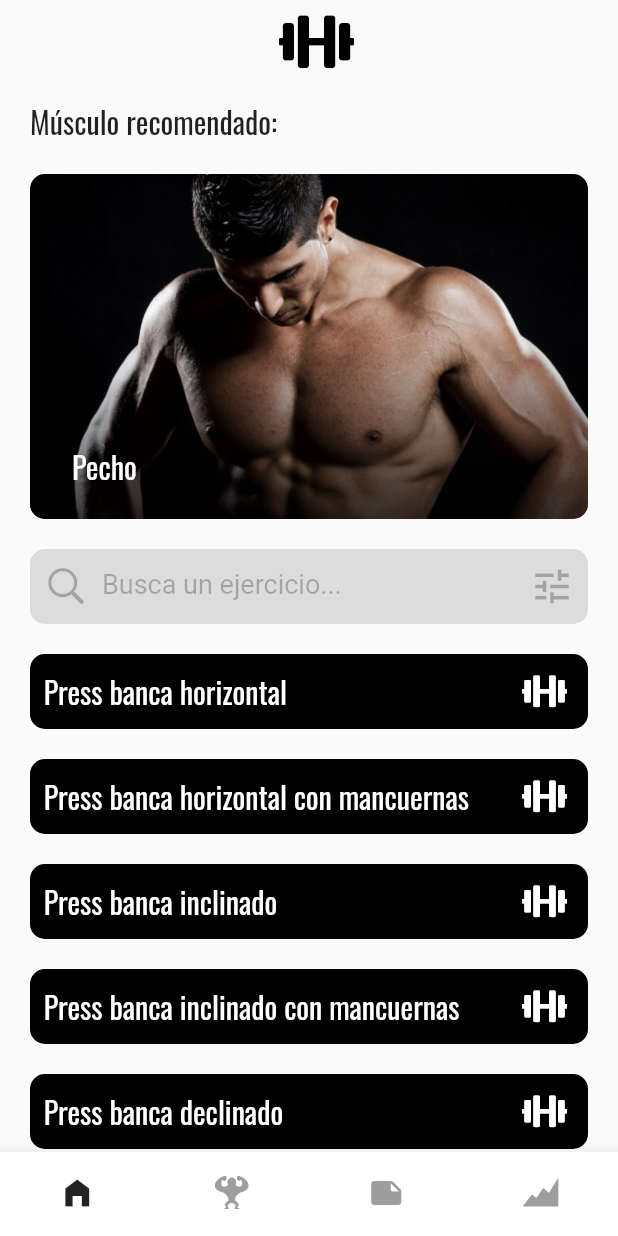
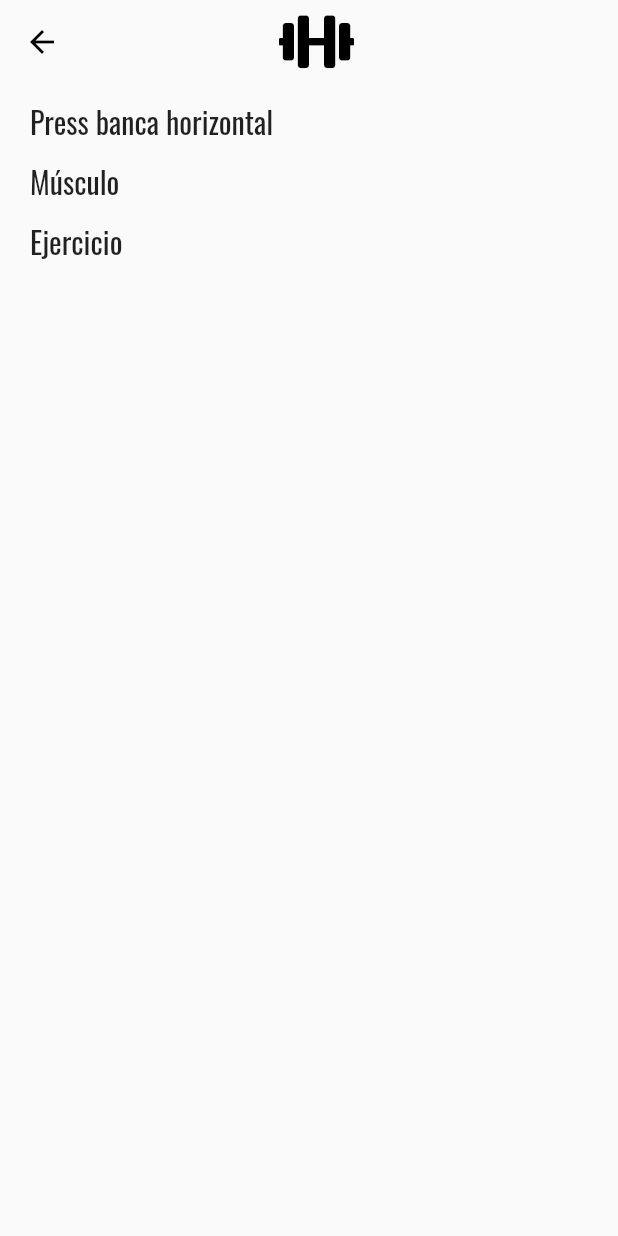
Before and after one commit to luismdelpozo/g_notes, a Flutter app: the screen it shows after launch, after a tap on "Press banca horizontal", on a phone screen of 412 x 824 dp. Run offline on Flutter 3.47's test engine with Material 2 defaults, Android fonts, the phone set to English and light mode, and no system bars; our stand-ins replace google_fonts.

Commit message:
Finalizado correctamente los fltros y comienzo de la pag notas

```diff
--- a/lib/calendario.dart
+++ /dev/null
@@ -1,12 +0,0 @@
-import 'package:flutter/cupertino.dart';
-import 'package:flutter/material.dart';
-
-class Calendario extends StatelessWidget {
-
-  @override
-  Widget build(BuildContext context) {
-    return Container(
-
-    );
-  }
-}
--- a/lib/inicio.dart
+++ b/lib/inicio.dart
@@ -1,6 +1,7 @@
 import 'package:flutter/cupertino.dart';
 import 'package:flutter/material.dart';
 import 'package:g_notes/models/ejercicios.dart';
+import 'package:g_notes/notas.dart';
 import 'listar_ejercicios.dart';
 import 'models/musculos.dart';
 import 'models/utils.dart';
@@ -21,14 +22,15 @@ class _Inicio extends State<Inicio> {
   int _selected_musculo = 0;
   List<Musculos> musculos = Utils.getMusculos();
 
-  List<Ejercicios> ejercicios = Utils.getEjercicios();
-  List<Ejercicios> ejercicios_completos = Utils.getEjercicios();
+  List<Ejercicios> ejercicios = Utils.getEjercicios("");
+  List<Ejercicios> ejercicios_completos = Utils.getEjercicios("");
 
   final Style_letra = const TextStyle(fontSize: 20);
   final Style_letra_small = const TextStyle(fontSize: 10);
 
   Radius get radius => new Radius.circular(10);
   String musculo_selected = '';
+  String ejercicio_selected = '';
 
   final TextEditingController myController = TextEditingController();
 
@@ -124,7 +126,9 @@ class _Inicio extends State<Inicio> {
                 ),
                 onTap: (){
                   musculo_selected = musculos[_selected_musculo].name;
-                  Navigator.push(context, MaterialPageRoute(builder: (context) => ListarEjercicios(title: '', musculo_selected: musculo_selected)));
+                  List<Ejercicios> List1 = Utils.getEjercicios(musculo_selected);
+                  List<Ejercicios> List2 = Utils.getEjercicios(musculo_selected);
+                  Navigator.push(context, MaterialPageRoute(builder: (context) => ListarEjercicios(title: '', musculo_selected: musculo_selected, List1: List1, List2: List2)));
                 },
               ),
               InkWell(
@@ -233,7 +237,10 @@ class _Inicio extends State<Inicio> {
                             ],
                           ),
                         ),
-                        onTap: () {},
+                        onTap: () {
+                          ejercicio_selected = ejercicios[index].name;
+                          Navigator.push(context, MaterialPageRoute(builder: (context) => Notas(title: '', ejercicio: ejercicio_selected, lista_notas: [],)));
+                        },
                       );
                     },
                   )
@@ -244,123 +251,3 @@ class _Inicio extends State<Inicio> {
     );
   }
 }
-
-// class CustomSearchDelegate extends SearchDelegate{
-//   List<Ejercicios> ejercicios = Utils.getEjercicios();
-//   final Style_letra = const TextStyle(fontSize: 20);
-//   @override
-//   List<Widget>? buildActions(BuildContext context) {
-//      return [
-//        IconButton(
-//            onPressed: (){
-//              query = '';
-//            },
-//            icon: const Icon(Icons.clear)
-//        )
-//      ];
-//   }
-//
-//   @override
-//   Widget? buildLeading(BuildContext context) {
-//     return IconButton(
-//         onPressed: (){
-//           close(context, null);
-//         },
-//         icon: const Icon(Icons.arrow_back)
-//     );
-//   }
-//
-//   @override
-//   Widget buildResults(BuildContext context) {
-//     List<Ejercicios> match_ejercicios = [];
-//     for (var eje in ejercicios){
-//       if (eje.name.toLowerCase().contains(query.toLowerCase())){
-//         match_ejercicios.add(eje);
-//       }
-//     }
-//     return ListView.builder(
-//       itemCount: match_ejercicios.length,
-//       itemBuilder: (BuildContext ctx, int index) {
-//         return InkWell(
-//           child: Container(
-//             height: 50,
-//             decoration: BoxDecoration(
-//                 borderRadius: BorderRadius.circular(10),
-//                 color: Colors.black
-//             ),
-//             margin: const EdgeInsets.only(left: 20, right: 20, bottom: 20),
-//             child: Row(
-//               mainAxisAlignment: MainAxisAlignment.spaceBetween,
-//               children: [
-//                 Expanded(
-//                   child: Text(match_ejercicios[index].name,
-//                       style: GoogleFonts.oswald(
-//                           textStyle: Style_letra,
-//                           color: Colors.white),
-//                       textAlign: TextAlign.left
-//                   ),
-//                 ),
-//                 const Align(
-//                   alignment: Alignment.centerRight,
-//                   child: Icon(
-//                       MyFlutterApp.dumbbell,
-//                       color: Colors.white
-//                   ),
-//                 ),
-//                 const Padding(padding: EdgeInsets.only(right: 20))
-//               ],
-//             ),
-//           ),
-//           onTap: () {},
-//         );
-//       },
-//     );
-//   }
-//
-//   @override
-//   Widget buildSuggestions(BuildContext context) {
-//     List<Ejercicios> match_ejercicios = [];
-//     for (var eje in ejercicios){
-//       if (eje.name.toLowerCase().contains(query.toLowerCase())){
-//         match_ejercicios.add(eje);
-//       }
-//     }
-//     return ListView.builder(
-//       itemCount: match_ejercicios.length,
-//       itemBuilder: (BuildContext ctx, int index) {
-//         return InkWell(
-//           child: Container(
-//             height: 50,
-//             decoration: BoxDecoration(
-//                 borderRadius: BorderRadius.circular(10),
-//                 color: Colors.black
-//             ),
-//             margin: const EdgeInsets.only(left: 20, right: 20, bottom: 20),
-//             child: Row(
-//               mainAxisAlignment: MainAxisAlignment.spaceBetween,
-//               children: [
-//                 Expanded(
-//                   child: Text(match_ejercicios[index].name,
-//                       style: GoogleFonts.oswald(
-//                           textStyle: Style_letra,
-//                           color: Colors.white),
-//                       textAlign: TextAlign.left
-//                   ),
-//                 ),
-//                 const Align(
-//                   alignment: Alignment.centerRight,
-//                   child: Icon(
-//                       MyFlutterApp.dumbbell,
-//                       color: Colors.white
-//                   ),
-//                 ),
-//                 const Padding(padding: EdgeInsets.only(right: 20))
-//               ],
-//             ),
-//           ),
-//           onTap: () {},
-//         );
-//       },
-//     );
-//   }
-//}
--- a/lib/listar_musculos.dart
+++ b/lib/listar_musculos.dart
@@ -5,6 +5,7 @@ import 'package:flutter/material.dart';
 import 'package:google_fonts/google_fonts.dart';
 import 'api_functions.dart';
 import 'listar_ejercicios.dart';
+import 'models/ejercicios.dart';
 import 'models/musculos.dart';
 import 'models/utils.dart';
 import 'my_flutter_app_icons.dart';
@@ -198,7 +199,9 @@ class _ListarMusculos extends State<ListarMusculos> {
                     ),
                     onTap: (){
                       musculo_selected = musculos[index].name;
-                      Navigator.push(context, MaterialPageRoute(builder: (context) => ListarEjercicios(title: '', musculo_selected: musculo_selected)));
+                      List<Ejercicios> List1 = Utils.getEjercicios(musculo_selected);
+                      List<Ejercicios> List2 = Utils.getEjercicios(musculo_selected);
+                      Navigator.push(context, MaterialPageRoute(builder: (context) => ListarEjercicios(title: '', musculo_selected: musculo_selected, List1: List1, List2: List2,)));
                     },
                   );
                 },
--- a/lib/main.dart
+++ b/lib/main.dart
@@ -1,5 +1,5 @@
 import 'package:flutter/material.dart';
-import 'package:g_notes/calendario.dart';
+import 'package:g_notes/notas.dart';
 import 'package:g_notes/estadistica.dart';
 import 'package:g_notes/inicio.dart';
 
@@ -38,7 +38,7 @@ class _MyHomePageState extends State<MyHomePage> {
   List<Widget> _widgetOptions = <Widget>[
     Inicio(title: '',),
     ListarMusculos(title: '',),
-    Calendario(),
+    Notas(lista_notas: [], title: '', ejercicio: '',),
     Estadistica(),
   ];
 
--- a/lib/models/utils.dart
+++ b/lib/models/utils.dart
@@ -50,8 +50,8 @@ class Utils{
     ];
   }
 
-  static List<Ejercicios> getEjercicios(){
-    return [
+  static List<Ejercicios> getEjercicios(String musculo){
+    List<Ejercicios> lista_principal = [
       Ejercicios(
           name: '  Press banca horizontal',
           color: Colors.blueAccent,
@@ -167,5 +167,18 @@ class Utils{
           musculo: 'Espalda'
       ),
     ];
+
+    if (musculo.isEmpty){
+      return lista_principal;
+    }
+    else{
+      List<Ejercicios> nuevaLista = [];
+      for (var eje in lista_principal){
+        if (eje.musculo == musculo){
+          nuevaLista.add(eje);
+        }
+      }
+      return nuevaLista;
+    }
   }
 }
--- /dev/null
+++ b/lib/notas.dart
@@ -0,0 +1,101 @@
+import 'package:flutter/cupertino.dart';
+import 'package:flutter/material.dart';
+import 'package:google_fonts/google_fonts.dart';
+
+import 'my_flutter_app_icons.dart';
+
+class Notas extends StatefulWidget {
+  Notas({Key? key, required this.title, required this.ejercicio, required this.lista_notas}) : super(key: key);
+  final String title;
+  final String ejercicio;
+  final List<Notas> lista_notas;
+
+  @override
+  _Notas createState() => _Notas(ejercicio, lista_notas);
+}
+
+class _Notas extends State<Notas> {
+  _Notas(this.ejercicio, this.lista_notas);
+
+  final String ejercicio;
+  final List<Notas> lista_notas;
+
+  final Style_letra = const TextStyle(fontSize: 20);
+  final Style_letra_small = const TextStyle(fontSize: 10);
+  String _ejer = "";
+
+  Radius get radius => new Radius.circular(10);
+  @override
+  Widget build(BuildContext context) {
+    if (ejercicio.isEmpty){
+      _ejer = "Notas";
+    }
+    else{
+      _ejer = ejercicio;
+    }
+    return Scaffold(
+      appBar: AppBar(
+        centerTitle: true,
+        title: const Icon(
+            MyFlutterApp.dumbbell,
+            color: Colors.black,
+            size: 40
+        ),
+        backgroundColor: Colors.transparent,
+        elevation: 0.0,
+      ),
+      body: Container(
+        child: Column(
+          crossAxisAlignment: CrossAxisAlignment.stretch,
+          children: [
+            Padding(
+              padding: EdgeInsets.only(top: 10, left: 20),
+              child: Text(_ejer.toString().trim(),
+                  textAlign: TextAlign.left,
+                  style: GoogleFonts.oswald(textStyle: Style_letra)
+              ),
+            ),
+            Padding(
+              padding: EdgeInsets.only(top: 10, left: 20),
+              child: Text("Músculo".toString().trim(),
+                  textAlign: TextAlign.left,
+                  style: GoogleFonts.oswald(textStyle: Style_letra)
+              ),
+            ),
+            InkWell(
+              child: Container(
+
+              ),
+              onTap: (){
+
+              },
+            ),
+            Padding(
+              padding: EdgeInsets.only(top: 10, left: 20),
+              child: Text("Ejercicio".toString().trim(),
+                  textAlign: TextAlign.left,
+                  style: GoogleFonts.oswald(textStyle: Style_letra)
+              ),
+            ),
+            InkWell(
+              child: Container(
+
+              ),
+              onTap: (){
+
+              },
+            ),
+            Expanded(
+                child: ListView.builder(
+                    itemCount: lista_notas.length,
+                    itemBuilder: (BuildContext ctx, int index){
+                      return InkWell();
+                    }
+                )
+            )
+          ],
+        ),
+      )
+    );
+  }
+}
```
Also changed, not shown: lib/listar_ejercicios.dart (+21 -25 lines).
